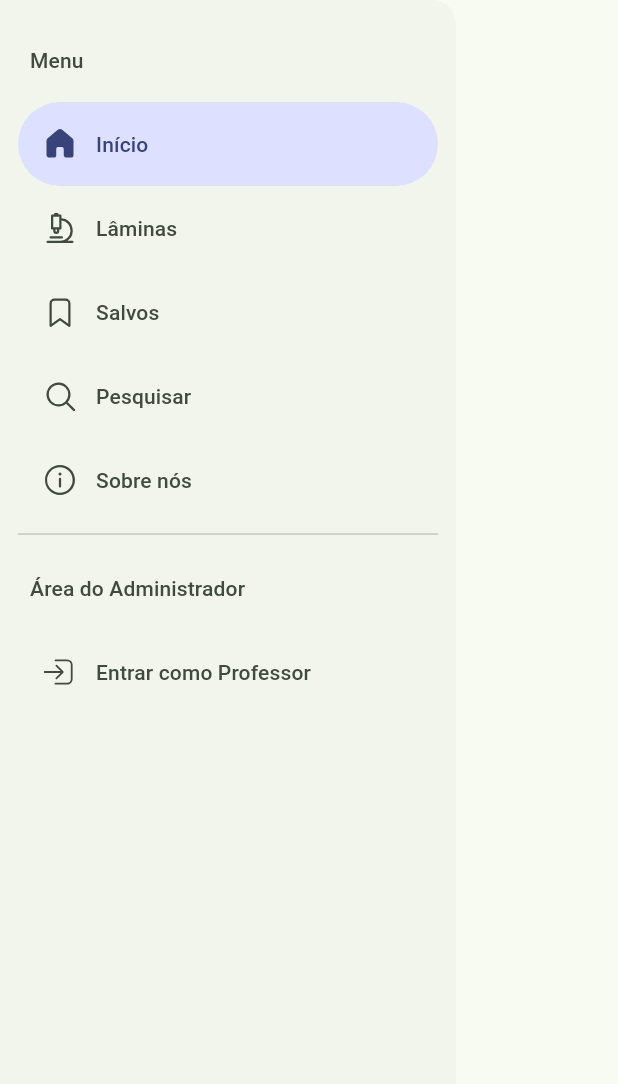
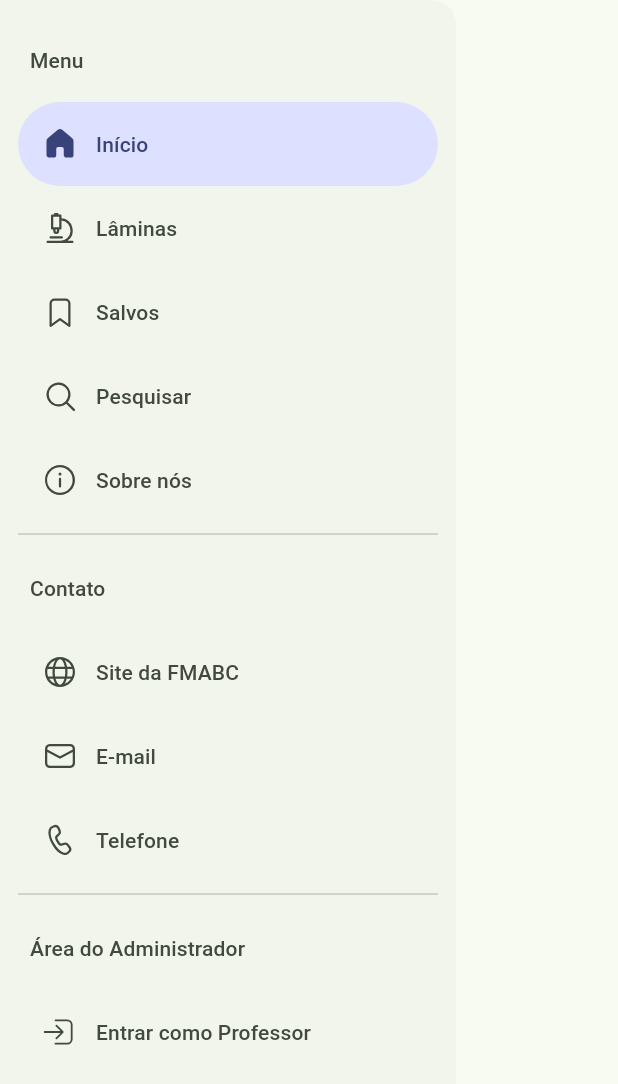
Before and after one commit to guimduarte/TTI206-ProjetoIntegradorInterdisciplinar-DesenvolvimentoMultiplataforma, a Flutter app: the MenuDrawer widget shown alone on an empty page, opened directly, on a phone screen of 412 x 824 dp. Shown: the top 1084 px of the screen. Run offline on Flutter 3.47's test engine with Material 3 defaults, Android fonts, the phone set to English and light mode, and no system bars; our stand-ins replace fluentui_system_icons, go_router.

Commit message:
feat(menu): seção de contato no MenuDrawer

```diff
--- a/atlas_digital_fmabc/lib/models/navigation/destination.dart
+++ b/atlas_digital_fmabc/lib/models/navigation/destination.dart
@@ -59,10 +59,29 @@ final menuDestinations = [
 ];
 
 /// Destinos para a área do administrador.
-final adminDestinations = [
-  const Destination(
+const adminDestinations = [
+  Destination(
     label: "Entrar como Professor",
     icon: FluentIcons.arrow_enter_20_regular,
     selectedIcon: FluentIcons.arrow_enter_20_filled,
   ),
 ];
+
+/// Destinos de contato.
+const contactDestinations = [
+  Destination(
+    label: "Site da FMABC",
+    icon: FluentIcons.globe_24_regular,
+    selectedIcon: FluentIcons.globe_24_filled,
+  ),
+  Destination(
+    label: "E-mail",
+    icon: FluentIcons.mail_24_regular,
+    selectedIcon: FluentIcons.mail_24_filled,
+  ),
+  Destination(
+    label: "Telefone",
+    icon: FluentIcons.call_24_regular,
+    selectedIcon: FluentIcons.call_24_filled,
+  ),
+];
--- a/atlas_digital_fmabc/lib/screens/menu/menu_drawer.dart
+++ b/atlas_digital_fmabc/lib/screens/menu/menu_drawer.dart
@@ -51,6 +51,11 @@ class _MenuDrawerState extends State<MenuDrawer> {
           ...destinationsBuilder(menuDestinations),
           _menuDivider,
 
+          // Seção Contato
+          _sectionHeader("Contato", theme),
+          ...destinationsBuilder(contactDestinations),
+          _menuDivider,
+
           // Seção do Administrador
           _sectionHeader("Área do Administrador", theme),
           ...destinationsBuilder(adminDestinations),
```
